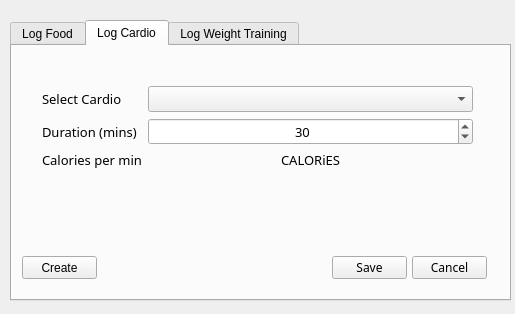
Above: log.ui from Thossakrai/FitLog before the change. Below: the same form after it.
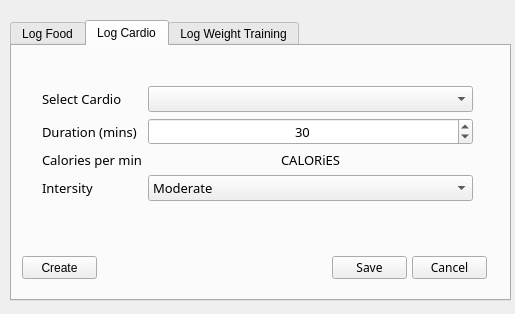
That is the form after the change. The open tabs and pages were chosen to show the change.

What changed in the file:
```diff
--- a/log.ui
+++ b/log.ui
@@ -257,7 +257,7 @@
        <x>30</x>
        <y>40</y>
        <width>431</width>
-       <height>111</height>
+       <height>120</height>
       </rect>
      </property>
      <layout class="QFormLayout" name="formLayout_2">
@@ -348,6 +348,47 @@
         </property>
        </widget>
       </item>
+      <item row="4" column="0">
+       <widget class="QLabel" name="label_9">
+        <property name="font">
+         <font>
+          <family>Prompt</family>
+          <pointsize>10</pointsize>
+         </font>
+        </property>
+        <property name="text">
+         <string>Intersity</string>
+        </property>
+       </widget>
+      </item>
+      <item row="4" column="1">
+       <widget class="QComboBox" name="comboBox_inten">
+        <property name="font">
+         <font>
+          <family>Prompt</family>
+          <pointsize>10</pointsize>
+         </font>
+        </property>
+        <property name="focusPolicy">
+         <enum>Qt::NoFocus</enum>
+        </property>
+        <item>
+         <property name="text">
+          <string>Moderate</string>
+         </property>
+        </item>
+        <item>
+         <property name="text">
+          <string>Light</string>
+         </property>
+        </item>
+        <item>
+         <property name="text">
+          <string>Hard</string>
+         </property>
+        </item>
+       </widget>
+      </item>
      </layout>
     </widget>
    </widget>
```
Left out of the diff: 4 changed lines with no effect on the pictures.
